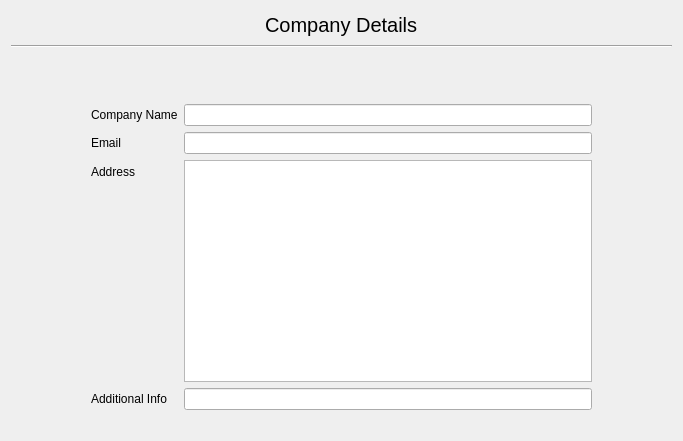
First picture: the form in ownercompanydetailsgetter.ui, repository Gadheyan/DigiBill, before the edit.
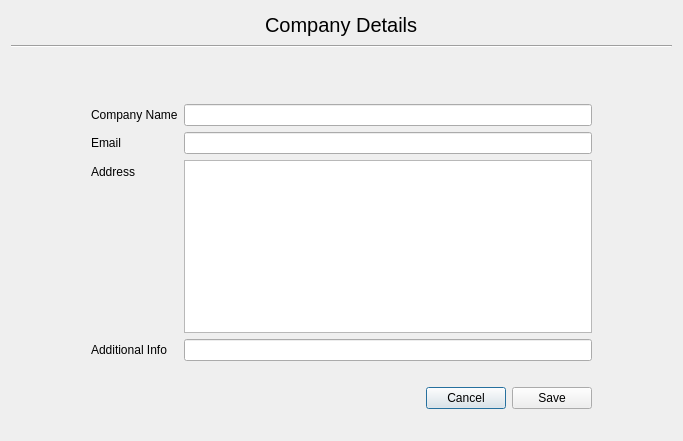
Second picture: the form after the edit. Icons and pictures are not drawn.

Commit message: Interface design for owner details almost complete

```diff
--- a/ownercompanydetailsgetter.ui
+++ b/ownercompanydetailsgetter.ui
@@ -147,8 +147,82 @@
        </item>
       </layout>
      </item>
+     <item>
+      <layout class="QHBoxLayout" name="horizontalLayout_3">
+       <property name="rightMargin">
+        <number>80</number>
+       </property>
+       <property name="bottomMargin">
+        <number>0</number>
+       </property>
+       <item>
+        <spacer name="horizontalSpacer_3">
+         <property name="orientation">
+          <enum>Qt::Horizontal</enum>
+         </property>
+         <property name="sizeHint" stdset="0">
+          <size>
+           <width>348</width>
+           <height>20</height>
+          </size>
+         </property>
+        </spacer>
+       </item>
+       <item>
+        <layout class="QHBoxLayout" name="horizontalLayout_2">
+         <item>
+          <widget class="QPushButton" name="pushButton_2">
+           <property name="sizePolicy">
+            <sizepolicy hsizetype="Fixed" vsizetype="Fixed">
+             <horstretch>0</horstretch>
+             <verstretch>0</verstretch>
+            </sizepolicy>
+           </property>
+           <property name="text">
+            <string>Cancel</string>
+           </property>
+           <property name="icon">
+            <iconset resource="tick_icon.qrc">
+             <normaloff>:/cancel/cancel.svg</normaloff>:/cancel/cancel.svg</iconset>
+           </property>
+          </widget>
+         </item>
+         <item>
+          <widget class="QPushButton" name="pushButton">
+           <property name="sizePolicy">
+            <sizepolicy hsizetype="Fixed" vsizetype="Fixed">
+             <horstretch>0</horstretch>
+             <verstretch>0</verstretch>
+            </sizepolicy>
+           </property>
+           <property name="text">
+            <string>Save</string>
+           </property>
+           <property name="icon">
+            <iconset resource="tick_icon.qrc">
+             <normaloff>:/Icons/tick.png</normaloff>:/Icons/tick.png</iconset>
+           </property>
+          </widget>
+         </item>
+        </layout>
+       </item>
+      </layout>
+     </item>
     </layout>
    </item>
+   <item>
+    <spacer name="verticalSpacer">
+     <property name="orientation">
+      <enum>Qt::Vertical</enum>
+     </property>
+     <property name="sizeHint" stdset="0">
+      <size>
+       <width>20</width>
+       <height>40</height>
+      </size>
+     </property>
+    </spacer>
+   </item>
   </layout>
  </widget>
  <resources/>
```
Left out of the diff: 4 changed lines with no effect on the pictures. The commit also changes 5 other files.
